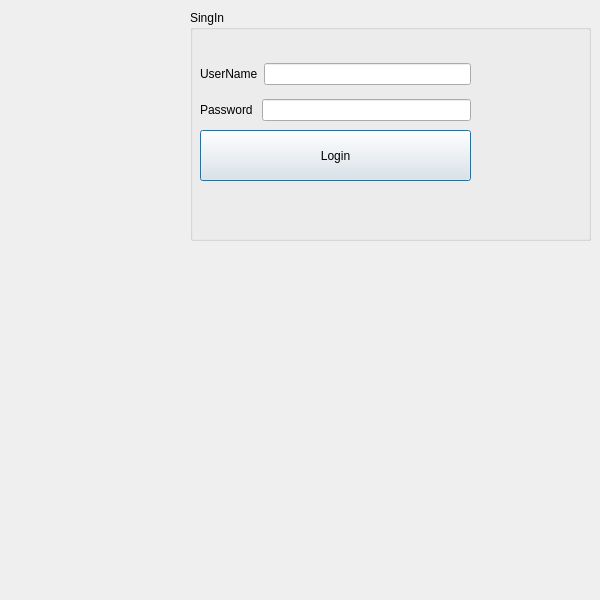
Above: registrationdialog.ui from letol/shared-editor before the change. Below: the same form after it.
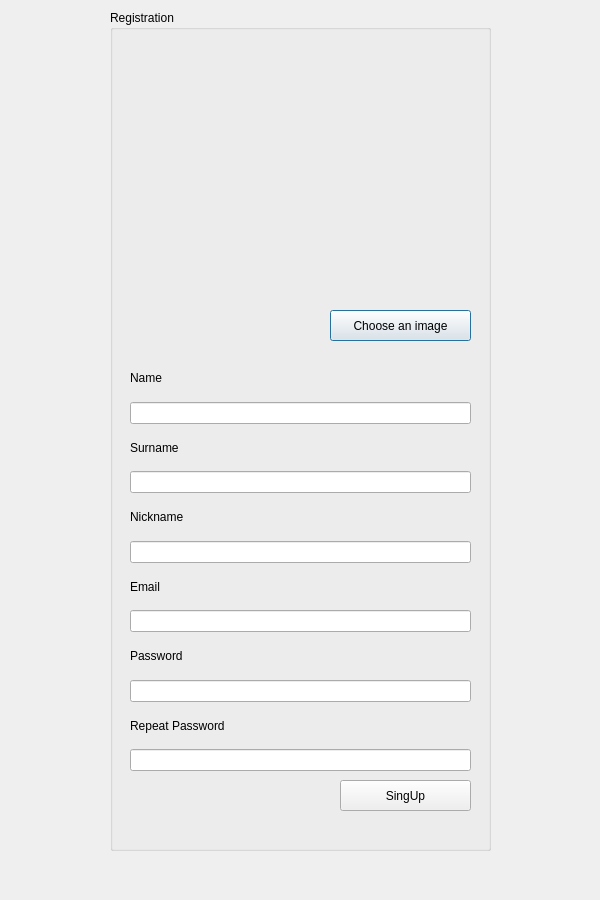
That is the form after the change.

Commit message: Add registration dialog

What changed in the file:
```diff
--- a/registrationdialog.ui
+++ b/registrationdialog.ui
@@ -7,7 +7,7 @@
     <x>0</x>
     <y>0</y>
     <width>600</width>
-    <height>600</height>
+    <height>900</height>
    </rect>
   </property>
   <property name="windowTitle">
@@ -16,73 +16,158 @@
   <widget class="QGroupBox" name="groupBox">
    <property name="geometry">
     <rect>
-     <x>190</x>
+     <x>110</x>
      <y>10</y>
-     <width>401</width>
-     <height>231</height>
+     <width>381</width>
+     <height>841</height>
     </rect>
    </property>
    <property name="title">
-    <string>SingIn</string>
+    <string>Registration</string>
    </property>
-   <widget class="QPushButton" name="pushButton_login">
+   <widget class="QLabel" name="lbl_image">
     <property name="geometry">
      <rect>
-      <x>10</x>
-      <y>120</y>
-      <width>271</width>
-      <height>51</height>
+      <x>80</x>
+      <y>30</y>
+      <width>250</width>
+      <height>250</height>
      </rect>
     </property>
     <property name="text">
-     <string>Login</string>
+     <string/>
+    </property>
+   </widget>
+   <widget class="QPushButton" name="pushButton_image">
+    <property name="geometry">
+     <rect>
+      <x>220</x>
+      <y>300</y>
+      <width>141</width>
+      <height>31</height>
+     </rect>
+    </property>
+    <property name="text">
+     <string>Choose an image</string>
+    </property>
+   </widget>
+   <widget class="QPushButton" name="pushButton">
+    <property name="geometry">
+     <rect>
+      <x>230</x>
+      <y>770</y>
+      <width>131</width>
+      <height>31</height>
+     </rect>
+    </property>
+    <property name="text">
+     <string>SingUp</string>
     </property>
    </widget>
    <widget class="QWidget" name="">
     <property name="geometry">
      <rect>
-      <x>10</x>
-      <y>40</y>
-      <width>271</width>
-      <height>81</height>
+      <x>20</x>
+      <y>350</y>
+      <width>341</width>
+      <height>411</height>
      </rect>
     </property>
-    <layout class="QVBoxLayout" name="verticalLayout">
-     <property name="topMargin">
-      <number>5</number>
-     </property>
+    <layout class="QVBoxLayout" name="verticalLayout_7">
      <item>
-      <layout class="QHBoxLayout" name="horizontalLayout">
+      <layout class="QVBoxLayout" name="verticalLayout">
        <item>
         <widget class="QLabel" name="label">
          <property name="text">
-          <string>UserName</string>
+          <string>Name     </string>
          </property>
         </widget>
        </item>
        <item>
-        <widget class="QLineEdit" name="lineEdit_username"/>
+        <widget class="QLineEdit" name="lineEdit_name"/>
        </item>
       </layout>
      </item>
      <item>
-      <layout class="QHBoxLayout" name="horizontalLayout_2">
+      <layout class="QVBoxLayout" name="verticalLayout_2">
        <item>
         <widget class="QLabel" name="label_2">
          <property name="text">
-          <string>Password </string>
+          <string>Surname </string>
+         </property>
+        </widget>
+       </item>
+       <item>
+        <widget class="QLineEdit" name="lineEdit_surname"/>
+       </item>
+      </layout>
+     </item>
+     <item>
+      <layout class="QVBoxLayout" name="verticalLayout_3">
+       <item>
+        <widget class="QLabel" name="label_3">
+         <property name="text">
+          <string>Nickname</string>
+         </property>
+        </widget>
+       </item>
+       <item>
+        <widget class="QLineEdit" name="lineEdit_nickname"/>
+       </item>
+      </layout>
+     </item>
+     <item>
+      <layout class="QVBoxLayout" name="verticalLayout_5">
+       <item>
+        <widget class="QLabel" name="label_4">
+         <property name="text">
+          <string>Email             </string>
+         </property>
+        </widget>
+       </item>
+       <item>
+        <widget class="QLineEdit" name="lineEdit_email"/>
+       </item>
+      </layout>
+     </item>
+     <item>
+      <layout class="QVBoxLayout" name="verticalLayout_4">
+       <item>
+        <widget class="QLabel" name="label_5">
+         <property name="inputMethodHints">
+          <set>Qt::ImhHiddenText|Qt::ImhNoAutoUppercase|Qt::ImhNoPredictiveText|Qt::ImhSensitiveData</set>
+         </property>
+         <property name="text">
+          <string>Password           </string>
          </property>
         </widget>
        </item>
        <item>
         <widget class="QLineEdit" name="lineEdit_password">
-         <property name="echoMode">
-          <enum>QLineEdit::Password</enum>
+         <property name="inputMethodHints">
+          <set>Qt::ImhHiddenText|Qt::ImhNoAutoUppercase|Qt::ImhNoPredictiveText|Qt::ImhSensitiveData</set>
          </property>
         </widget>
        </item>
       </layout>
      </item>
+     <item>
+      <layout class="QVBoxLayout" name="verticalLayout_6">
+       <item>
+        <widget class="QLabel" name="label_6">
+         <property name="inputMethodHints">
+          <set>Qt::ImhHiddenText|Qt::ImhNoAutoUppercase|Qt::ImhNoPredictiveText|Qt::ImhSensitiveData</set>
+         </property>
+         <property name="text">
+          <string>Repeat Password</string>
+         </property>
+        </widget>
+       </item>
+       <item>
+        <widget class="QLineEdit" name="lineEdit_pwdrepeat"/>
+       </item>
+      </layout>
+     </item>
     </layout>
    </widget>
   </widget>
```
The commit also changes 9 other files.
